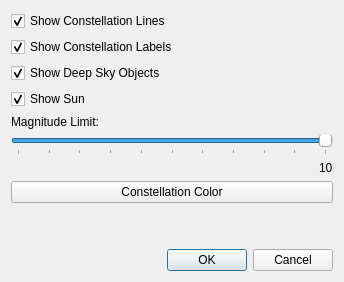
Before: the Qt Designer form src/plugins/render/stars/StarsConfigWidget.ui in KDE/marble, drawn with Qt 5.
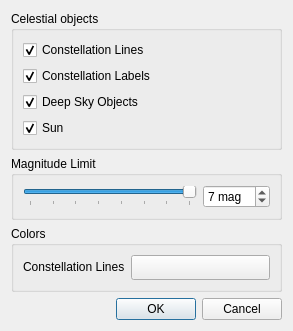
After: the same form once the commit is applied.

Commit message: Minor changes to the stars plugin - Make the UI file build with Qt 4.7 - Relayout the ui file - Change star appearance to result in brighter stars.

```diff
--- a/src/plugins/render/stars/StarsConfigWidget.ui
+++ b/src/plugins/render/stars/StarsConfigWidget.ui
@@ -6,95 +6,552 @@
    <rect>
     <x>0</x>
     <y>0</y>
-    <width>344</width>
-    <height>282</height>
+    <width>293</width>
+    <height>320</height>
    </rect>
   </property>
   <property name="windowTitle">
    <string>Configure Stars Plugin</string>
   </property>
-  <layout class="QVBoxLayout" name="verticalLayout">
+  <layout class="QVBoxLayout" name="verticalLayout_2">
    <item>
-    <widget class="QCheckBox" name="m_viewConstellationLinesCheckbox">
-     <property name="text">
-      <string>Show Constellation Lines</string>
+    <widget class="QGroupBox" name="groupBox">
+     <property name="title">
+      <string>Celestial objects</string>
      </property>
-     <property name="checked">
-      <bool>true</bool>
-     </property>
+     <layout class="QVBoxLayout" name="verticalLayout">
+      <item>
+       <widget class="QCheckBox" name="m_viewConstellationLinesCheckbox">
+        <property name="text">
+         <string>Constellation Lines</string>
+        </property>
+        <property name="checked">
+         <bool>true</bool>
+        </property>
+       </widget>
+      </item>
+      <item>
+       <widget class="QCheckBox" name="m_viewConstellationLabelsCheckbox">
+        <property name="text">
+         <string>Constellation Labels</string>
+        </property>
+        <property name="checked">
+         <bool>true</bool>
+        </property>
+       </widget>
+      </item>
+      <item>
+       <widget class="QCheckBox" name="m_viewDsosCheckbox">
+        <property name="text">
+         <string>Deep Sky Objects</string>
+        </property>
+        <property name="checked">
+         <bool>true</bool>
+        </property>
+       </widget>
+      </item>
+      <item>
+       <widget class="QCheckBox" name="m_viewSunCheckbox">
+        <property name="text">
+         <string>Sun</string>
+        </property>
+        <property name="checked">
+         <bool>true</bool>
+        </property>
+       </widget>
+      </item>
+     </layout>
     </widget>
    </item>
    <item>
-    <widget class="QCheckBox" name="m_viewConstellationLabelsCheckbox">
-     <property name="text">
-      <string>Show Constellation Labels</string>
+    <widget class="QGroupBox" name="groupBox_3">
+     <property name="title">
+      <string>Magnitude Limit</string>
      </property>
-     <property name="checked">
-      <bool>true</bool>
-     </property>
+     <layout class="QHBoxLayout" name="horizontalLayout">
+      <item>
+       <widget class="QSlider" name="m_magnitudeSlider">
+        <property name="inputMethodHints">
+         <set>Qt::ImhNone</set>
+        </property>
+        <property name="maximum">
+         <number>7</number>
+        </property>
+        <property name="value">
+         <number>7</number>
+        </property>
+        <property name="orientation">
+         <enum>Qt::Horizontal</enum>
+        </property>
+        <property name="tickPosition">
+         <enum>QSlider::TicksBelow</enum>
+        </property>
+        <property name="tickInterval">
+         <number>1</number>
+        </property>
+       </widget>
+      </item>
+      <item>
+       <widget class="QSpinBox" name="spinBox">
+        <property name="suffix">
+         <string> mag</string>
+        </property>
+        <property name="prefix">
+         <string/>
+        </property>
+        <property name="value">
+         <number>7</number>
+        </property>
+       </widget>
+      </item>
+     </layout>
     </widget>
    </item>
    <item>
-    <widget class="QCheckBox" name="m_viewDsosCheckbox">
-     <property name="text">
-      <string>Show Deep Sky Objects</string>
+    <widget class="QGroupBox" name="groupBox_2">
+     <property name="title">
+      <string>Colors</string>
      </property>
-     <property name="checked">
-      <bool>true</bool>
-     </property>
-    </widget>
-   </item>
-   <item>
-    <widget class="QCheckBox" name="m_viewSunCheckbox">
-     <property name="text">
-      <string>Show Sun</string>
-     </property>
-     <property name="checked">
-      <bool>true</bool>
-     </property>
-    </widget>
-   </item>
-   <item>
-    <widget class="QLabel" name="magLimitLabel">
-     <property name="text">
-      <string>Magnitude Limit:</string>
-     </property>
-    </widget>
-   </item>
-   <item>
-    <widget class="QSlider" name="m_magnitudeSlider">
-     <property name="inputMethodHints">
-      <set>Qt::ImhNone</set>
-     </property>
-     <property name="maximum">
-      <number>10</number>
-     </property>
-     <property name="value">
-      <number>10</number>
-     </property>
-     <property name="orientation">
-      <enum>Qt::Horizontal</enum>
-     </property>
-     <property name="tickPosition">
-      <enum>QSlider::TicksBelow</enum>
-     </property>
-     <property name="tickInterval">
-      <number>1</number>
-     </property>
-    </widget>
-   </item>
-   <item alignment="Qt::AlignRight">
-    <widget class="QLabel" name="label_3">
-     <property name="text">
-      <string>10</string>
-     </property>
-    </widget>
-   </item>
-   <item>
-    <widget class="QPushButton" name="constellationColorButton">
-     <property name="text">
-      <string>Constellation Color</string>
-     </property>
+     <layout class="QFormLayout" name="formLayout">
+      <item row="0" column="0">
+       <widget class="QLabel" name="label">
+        <property name="palette">
+         <palette>
+          <active>
+           <colorrole role="WindowText">
+            <brush brushstyle="SolidPattern">
+             <color alpha="255">
+              <red>0</red>
+              <green>0</green>
+              <blue>0</blue>
+             </color>
+            </brush>
+           </colorrole>
+           <colorrole role="Button">
+            <brush brushstyle="SolidPattern">
+             <color alpha="255">
+              <red>255</red>
+              <green>255</green>
+              <blue>255</blue>
+             </color>
+            </brush>
+           </colorrole>
+           <colorrole role="Light">
+            <brush brushstyle="SolidPattern">
+             <color alpha="255">
+              <red>255</red>
+              <green>255</green>
+              <blue>255</blue>
+             </color>
+            </brush>
+           </colorrole>
+           <colorrole role="Midlight">
+            <brush brushstyle="SolidPattern">
+             <color alpha="255">
+              <red>255</red>
+              <green>255</green>
+              <blue>255</blue>
+             </color>
+            </brush>
+           </colorrole>
+           <colorrole role="Dark">
+            <brush brushstyle="SolidPattern">
+             <color alpha="255">
+              <red>127</red>
+              <green>127</green>
+              <blue>127</blue>
+             </color>
+            </brush>
+           </colorrole>
+           <colorrole role="Mid">
+            <brush brushstyle="SolidPattern">
+             <color alpha="255">
+              <red>170</red>
+              <green>170</green>
+              <blue>170</blue>
+             </color>
+            </brush>
+           </colorrole>
+           <colorrole role="Text">
+            <brush brushstyle="SolidPattern">
+             <color alpha="255">
+              <red>0</red>
+              <green>0</green>
+              <blue>0</blue>
+             </color>
+            </brush>
+           </colorrole>
+           <colorrole role="BrightText">
+            <brush brushstyle="SolidPattern">
+             <color alpha="255">
+              <red>255</red>
+              <green>255</green>
+              <blue>255</blue>
+             </color>
+            </brush>
+           </colorrole>
+           <colorrole role="ButtonText">
+            <brush brushstyle="SolidPattern">
+             <color alpha="255">
+              <red>0</red>
+              <green>0</green>
+              <blue>0</blue>
+             </color>
+            </brush>
+           </colorrole>
+           <colorrole role="Base">
+            <brush brushstyle="SolidPattern">
+             <color alpha="255">
+              <red>255</red>
+              <green>255</green>
+              <blue>255</blue>
+             </color>
+            </brush>
+           </colorrole>
+           <colorrole role="Window">
+            <brush brushstyle="SolidPattern">
+             <color alpha="255">
+              <red>255</red>
+              <green>255</green>
+              <blue>255</blue>
+             </color>
+            </brush>
+           </colorrole>
+           <colorrole role="Shadow">
+            <brush brushstyle="SolidPattern">
+             <color alpha="255">
+              <red>0</red>
+              <green>0</green>
+              <blue>0</blue>
+             </color>
+            </brush>
+           </colorrole>
+           <colorrole role="AlternateBase">
+            <brush brushstyle="SolidPattern">
+             <color alpha="255">
+              <red>255</red>
+              <green>255</green>
+              <blue>255</blue>
+             </color>
+            </brush>
+           </colorrole>
+           <colorrole role="ToolTipBase">
+            <brush brushstyle="SolidPattern">
+             <color alpha="255">
+              <red>255</red>
+              <green>255</green>
+              <blue>220</blue>
+             </color>
+            </brush>
+           </colorrole>
+           <colorrole role="ToolTipText">
+            <brush brushstyle="SolidPattern">
+             <color alpha="255">
+              <red>0</red>
+              <green>0</green>
+              <blue>0</blue>
+             </color>
+            </brush>
+           </colorrole>
+          </active>
+          <inactive>
+           <colorrole role="WindowText">
+            <brush brushstyle="SolidPattern">
+             <color alpha="255">
+              <red>0</red>
+              <green>0</green>
+              <blue>0</blue>
+             </color>
+            </brush>
+           </colorrole>
+           <colorrole role="Button">
+            <brush brushstyle="SolidPattern">
+             <color alpha="255">
+              <red>255</red>
+              <green>255</green>
+              <blue>255</blue>
+             </color>
+            </brush>
+           </colorrole>
+           <colorrole role="Light">
+            <brush brushstyle="SolidPattern">
+             <color alpha="255">
+              <red>255</red>
+              <green>255</green>
+              <blue>255</blue>
+             </color>
+            </brush>
+           </colorrole>
+           <colorrole role="Midlight">
+            <brush brushstyle="SolidPattern">
+             <color alpha="255">
+              <red>255</red>
+              <green>255</green>
+              <blue>255</blue>
+             </color>
+            </brush>
+           </colorrole>
+           <colorrole role="Dark">
+            <brush brushstyle="SolidPattern">
+             <color alpha="255">
+              <red>127</red>
+              <green>127</green>
+              <blue>127</blue>
+             </color>
+            </brush>
+           </colorrole>
+           <colorrole role="Mid">
+            <brush brushstyle="SolidPattern">
+             <color alpha="255">
+              <red>170</red>
+              <green>170</green>
+              <blue>170</blue>
+             </color>
+            </brush>
+           </colorrole>
+           <colorrole role="Text">
+            <brush brushstyle="SolidPattern">
+             <color alpha="255">
+              <red>0</red>
+              <green>0</green>
+              <blue>0</blue>
+             </color>
+            </brush>
+           </colorrole>
+           <colorrole role="BrightText">
+            <brush brushstyle="SolidPattern">
+             <color alpha="255">
+              <red>255</red>
+              <green>255</green>
+              <blue>255</blue>
+             </color>
+            </brush>
+           </colorrole>
+           <colorrole role="ButtonText">
+            <brush brushstyle="SolidPattern">
+             <color alpha="255">
+              <red>0</red>
+              <green>0</green>
+              <blue>0</blue>
+             </color>
+            </brush>
+           </colorrole>
+           <colorrole role="Base">
+            <brush brushstyle="SolidPattern">
+             <color alpha="255">
+              <red>255</red>
+              <green>255</green>
+              <blue>255</blue>
+             </color>
+            </brush>
+           </colorrole>
+           <colorrole role="Window">
+            <brush brushstyle="SolidPattern">
+             <color alpha="255">
+              <red>255</red>
+              <green>255</green>
+              <blue>255</blue>
+             </color>
+            </brush>
+           </colorrole>
+           <colorrole role="Shadow">
+            <brush brushstyle="SolidPattern">
+             <color alpha="255">
+              <red>0</red>
+              <green>0</green>
+              <blue>0</blue>
+             </color>
+            </brush>
+           </colorrole>
+           <colorrole role="AlternateBase">
+            <brush brushstyle="SolidPattern">
+             <color alpha="255">
+              <red>255</red>
+              <green>255</green>
+              <blue>255</blue>
+             </color>
+            </brush>
+           </colorrole>
+           <colorrole role="ToolTipBase">
+            <brush brushstyle="SolidPattern">
+             <color alpha="255">
+              <red>255</red>
+              <green>255</green>
+              <blue>220</blue>
+             </color>
+            </brush>
+           </colorrole>
+           <colorrole role="ToolTipText">
+            <brush brushstyle="SolidPattern">
+             <color alpha="255">
+              <red>0</red>
+              <green>0</green>
+              <blue>0</blue>
+             </color>
+            </brush>
+           </colorrole>
+          </inactive>
+          <disabled>
+           <colorrole role="WindowText">
+            <brush brushstyle="SolidPattern">
+             <color alpha="255">
+              <red>127</red>
+              <green>127</green>
+              <blue>127</blue>
+             </color>
+            </brush>
+           </colorrole>
+           <colorrole role="Button">
+            <brush brushstyle="SolidPattern">
+             <color alpha="255">
+              <red>255</red>
+              <green>255</green>
+              <blue>255</blue>
+             </color>
+            </brush>
+           </colorrole>
+           <colorrole role="Light">
+            <brush brushstyle="SolidPattern">
+             <color alpha="255">
+              <red>255</red>
+              <green>255</green>
+              <blue>255</blue>
+             </color>
+            </brush>
+           </colorrole>
+           <colorrole role="Midlight">
+            <brush brushstyle="SolidPattern">
+             <color alpha="255">
+              <red>255</red>
+              <green>255</green>
+              <blue>255</blue>
+             </color>
+            </brush>
+           </colorrole>
+           <colorrole role="Dark">
+            <brush brushstyle="SolidPattern">
+             <color alpha="255">
+              <red>127</red>
+              <green>127</green>
+              <blue>127</blue>
+             </color>
+            </brush>
+           </colorrole>
+           <colorrole role="Mid">
+            <brush brushstyle="SolidPattern">
+             <color alpha="255">
+              <red>170</red>
+              <green>170</green>
+              <blue>170</blue>
+             </color>
+            </brush>
+           </colorrole>
+           <colorrole role="Text">
+            <brush brushstyle="SolidPattern">
+             <color alpha="255">
+              <red>127</red>
+              <green>127</green>
+              <blue>127</blue>
+             </color>
+            </brush>
+           </colorrole>
+           <colorrole role="BrightText">
+            <brush brushstyle="SolidPattern">
+             <color alpha="255">
+              <red>255</red>
+              <green>255</green>
+              <blue>255</blue>
+             </color>
+            </brush>
+           </colorrole>
+           <colorrole role="ButtonText">
+            <brush brushstyle="SolidPattern">
+             <color alpha="255">
+              <red>127</red>
+              <green>127</green>
+              <blue>127</blue>
+             </color>
+            </brush>
+           </colorrole>
+           <colorrole role="Base">
+            <brush brushstyle="SolidPattern">
+             <color alpha="255">
+              <red>255</red>
+              <green>255</green>
+              <blue>255</blue>
+             </color>
+            </brush>
+           </colorrole>
+           <colorrole role="Window">
+            <brush brushstyle="SolidPattern">
+             <color alpha="255">
+              <red>255</red>
+              <green>255</green>
+              <blue>255</blue>
+             </color>
+            </brush>
+           </colorrole>
+           <colorrole role="Shadow">
+            <brush brushstyle="SolidPattern">
+             <color alpha="255">
+              <red>0</red>
+              <green>0</green>
+              <blue>0</blue>
+             </color>
+            </brush>
+           </colorrole>
+           <colorrole role="AlternateBase">
+            <brush brushstyle="SolidPattern">
+             <color alpha="255">
+              <red>255</red>
+              <green>255</green>
+              <blue>255</blue>
+             </color>
+            </brush>
+           </colorrole>
+           <colorrole role="ToolTipBase">
+            <brush brushstyle="SolidPattern">
+             <color alpha="255">
+              <red>255</red>
+              <green>255</green>
+              <blue>220</blue>
+             </color>
+            </brush>
+           </colorrole>
+           <colorrole role="ToolTipText">
+            <brush brushstyle="SolidPattern">
+             <color alpha="255">
+              <red>0</red>
+              <green>0</green>
+              <blue>0</blue>
+             </color>
+            </brush>
+           </colorrole>
+          </disabled>
+         </palette>
+        </property>
+        <property name="text">
+         <string>Constellation Lines</string>
+        </property>
+        <property name="buddy">
+         <cstring>constellationColorButton</cstring>
+        </property>
+       </widget>
+      </item>
+      <item row="0" column="1">
+       <widget class="QPushButton" name="constellationColorButton">
+        <property name="minimumSize">
+         <size>
+          <width>30</width>
+          <height>25</height>
+         </size>
+        </property>
+        <property name="text">
+         <string/>
+        </property>
+       </widget>
+      </item>
+     </layout>
     </widget>
    </item>
    <item>
```
Left out of the diff: 40 changed lines with no effect on the pictures. The commit also changes 2 other files.
